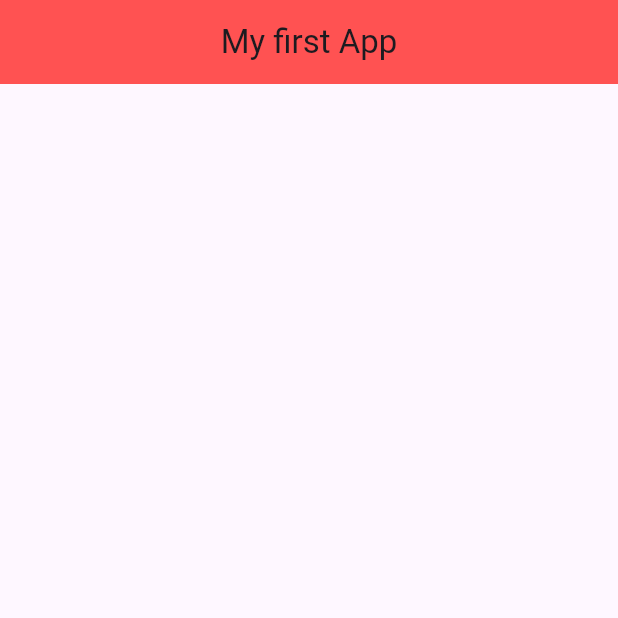
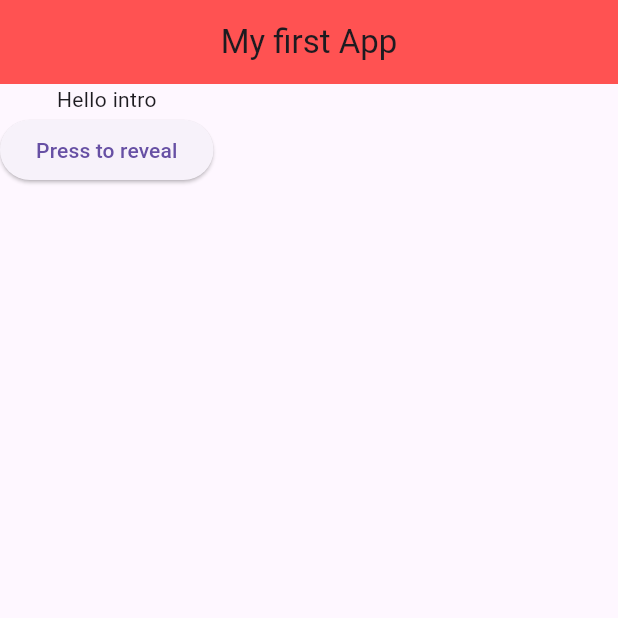
Before and after one commit to KhadeejaArshad/FlutterPractice, a Flutter app: the screen it shows after launch, on a phone screen of 412 x 824 dp, the top half of it. Run offline on Flutter 3.47's test engine with Material 3 defaults, Android fonts, the phone set to English and light mode, and no system bars; our stand-ins replace font_awesome_flutter.

Commit message:
Done navigation practice

```diff
--- a/lib/Course1/main.dart
+++ b/lib/Course1/main.dart
@@ -4,6 +4,7 @@ import 'package:flutter/material.dart';
 // import 'package:intl/intl.dart';
 // import 'package:untitled/widgets/button_widgets.dart';
 import 'package:font_awesome_flutter/font_awesome_flutter.dart';
+import 'package:untitled/Course2/pages/homepage.dart';
 
 void main() {
   runApp(
@@ -49,6 +50,22 @@ class _HomeState extends State<Home> {
         title: Text('My first App'),
         centerTitle: true,
         backgroundColor: Theme.of(context).primaryColor,
+      ),
+      body: Container(
+        child: Column(
+          children: [
+            Text("Hello intro"),
+            ElevatedButton(
+              onPressed: () {
+                Navigator.push(
+                  context,
+                  MaterialPageRoute(builder: (context) => Homepage()),
+                );
+              },
+              child: Text("Press to reveal"),
+            ),
+          ],
+        ),
       ),
       // body: Container(
       //   color: Colors.blueAccent,
```
Also changed, not shown: lib/Course2/pages/homepage.dart (added, +13 -0 lines).
